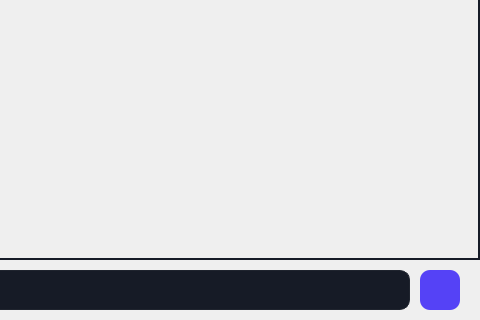
DuckyShine004/chat-app-python, file src/common/resources/ui/chat.ui: the form before one commit; both pictures show x 800 to 1280 and y 400 to 720 of the 1280 by 720 pixel window.
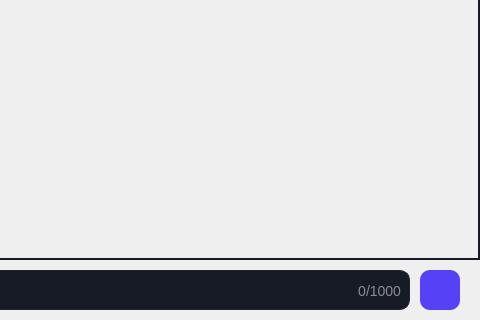
The form after the commit. Icons and pictures are not drawn.

Commit message: Feat: Added Maximum Message Length

Diff of the .ui file:
```diff
--- a/src/common/resources/ui/chat.ui
+++ b/src/common/resources/ui/chat.ui
@@ -317,6 +317,27 @@
     <string>MESSAGES</string>
    </property>
   </widget>
+  <widget class="QLabel" name="message_size_label">
+   <property name="geometry">
+    <rect>
+     <x>1100</x>
+     <y>680</y>
+     <width>101</width>
+     <height>21</height>
+    </rect>
+   </property>
+   <property name="styleSheet">
+    <string notr="true">background-color: transparent;
+color: #8b8d93;
+font-size: 14px;</string>
+   </property>
+   <property name="text">
+    <string>0/1000</string>
+   </property>
+   <property name="alignment">
+    <set>Qt::AlignRight|Qt::AlignTrailing|Qt::AlignVCenter</set>
+   </property>
+  </widget>
  </widget>
  <tabstops>
   <tabstop>scrollArea</tabstop>
```
The commit also changes 7 other files.
